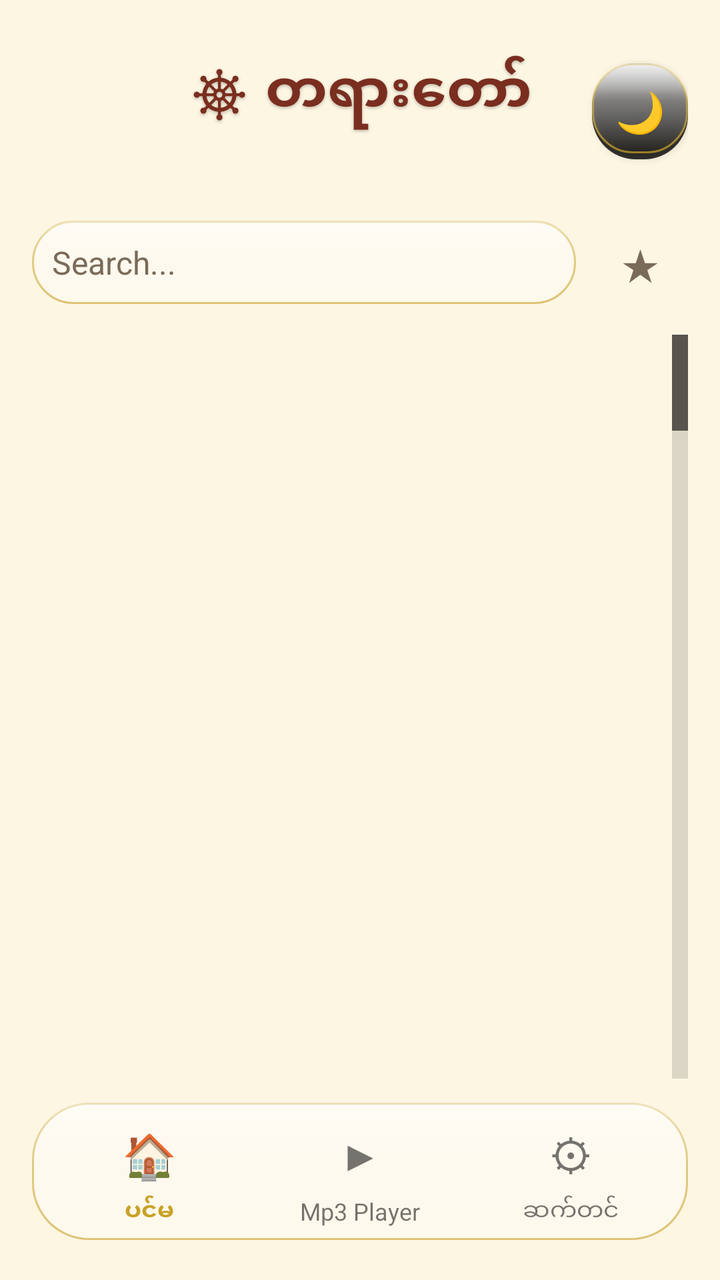
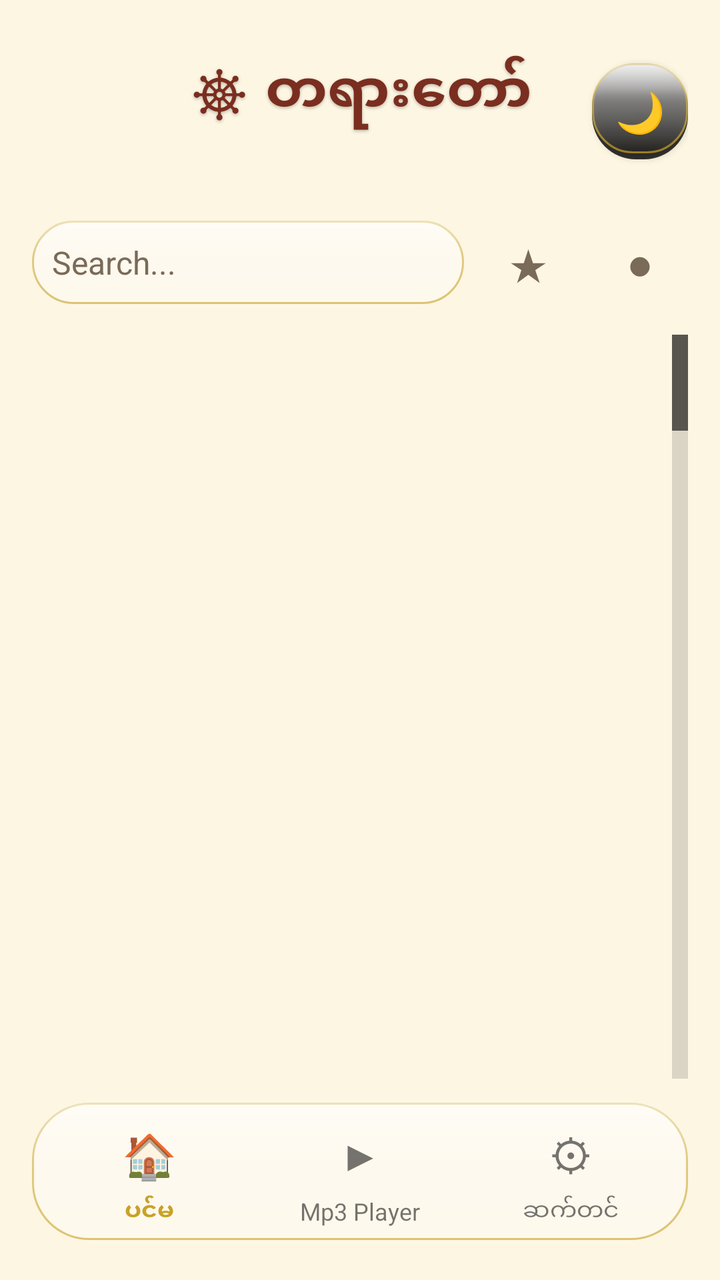

Two renders of the same Android screen: before a commit and after it. Below are the layout's source before the change and the commit's diff.
<!-- AndroidManifest.xml: application theme AppTheme -->
<!-- res/layout/activity_main.xml -->
<?xml version="1.0" encoding="utf-8"?>
<LinearLayout xmlns:android="http://schemas.android.com/apk/res/android"
    android:id="@+id/root"
    android:layout_width="match_parent"
    android:layout_height="match_parent"
    android:background="@color/bg"
    android:orientation="vertical"
    android:padding="16dp">
    <RelativeLayout
        android:layout_width="match_parent"
        android:layout_height="wrap_content">
        <TextView
            android:id="@+id/titleText"
            android:layout_width="wrap_content"
            android:layout_height="wrap_content"
            android:layout_centerHorizontal="true"
            android:text="☸ တရားတော်"
            android:shadowColor="#40000000"
            android:shadowDx="0"
            android:shadowDy="2"
            android:shadowRadius="4"
            android:textColor="@color/maroon"
            android:textSize="28sp"
            android:textStyle="bold" />
        
        <Button
            android:id="@+id/themeToggle"
            android:layout_width="48dp"
            android:layout_height="48dp"
            android:layout_alignParentRight="true"
            android:layout_centerVertical="true"
            android:background="@drawable/glass_icon_3d"
            android:text="🌙"
            android:contentDescription="နေ့/ည ပြောင်းရန်"
            android:textColor="@color/maroon"
            android:textSize="20sp" />
    </RelativeLayout>
    
    <LinearLayout
        android:layout_width="match_parent"
        android:layout_height="wrap_content"
        android:layout_marginTop="12dp"
        android:gravity="center_vertical"
        android:orientation="horizontal">
        <EditText
            android:id="@+id/search"
            android:layout_width="0dp"
            android:layout_height="wrap_content"
            android:layout_weight="1"
            android:background="@drawable/search_bg"
            android:hint="Search..."
            android:padding="10dp"
            android:textColor="@color/ink"
            android:textColorHint="@color/muted"
            android:textSize="16sp" />
        
        <TextView
            android:id="@+id/searchClear"
            android:layout_width="48dp"
            android:layout_height="48dp"
            android:background="@drawable/glass_icon_3d"
            android:gravity="center"
            android:text="✕"
            android:textColor="@color/gold"
            android:textSize="20sp"
            android:visibility="gone" />
        <TextView
            android:id="@+id/favFilterBtn"
            android:layout_width="48dp"
            android:layout_height="48dp"
            android:layout_marginStart="8dp"
            android:background="?android:attr/selectableItemBackgroundBorderless"
            android:gravity="center"
            android:includeFontPadding="false"
            android:text="★"
            android:textColor="@color/muted"
            android:textSize="22sp" />
    </LinearLayout>
    
    <LinearLayout
        android:id="@+id/favShelfWrap"
        android:layout_width="match_parent"
        android:layout_height="wrap_content"
        android:layout_marginTop="12dp"
        android:orientation="vertical"
        android:visibility="gone">
        <TextView
            android:layout_width="wrap_content"
            android:layout_height="wrap_content"
            android:text="★ အကြိုက်ဆုံး ဆရာတော်များ"
            android:textColor="@color/gold"
            android:textSize="14sp"
            android:textStyle="bold" />
        <HorizontalScrollView
            android:layout_width="match_parent"
            android:layout_height="wrap_content"
            android:layout_marginTop="6dp"
            android:scrollbars="none">
            <LinearLayout
                android:id="@+id/favShelf"
                android:layout_width="wrap_content"
                android:layout_height="wrap_content"
                android:orientation="horizontal" />
        </HorizontalScrollView>
    </LinearLayout>
    
    <FrameLayout
        android:layout_width="match_parent"
        android:layout_height="0dp"
        android:layout_marginTop="12dp"
        android:layout_weight="1">
        <GridView
            android:id="@+id/grid"
            android:layout_width="match_parent"
            android:layout_height="match_parent"
            android:fastScrollEnabled="true"
            android:horizontalSpacing="12dp"
            android:numColumns="4"
            android:stretchMode="columnWidth"
            android:verticalSpacing="12dp" />
        <TextView
            android:id="@+id/noResultsText"
            android:layout_width="wrap_content"
            android:layout_height="wrap_content"
            android:layout_gravity="center"
            android:gravity="center"
            android:padding="16dp"
            android:textColor="@color/muted"
            android:textSize="16sp"
            android:visibility="gone" />
    </FrameLayout>
    <LinearLayout
        android:id="@+id/nowStrip"
        android:layout_width="match_parent"
        android:layout_height="wrap_content"
        android:layout_marginTop="12dp"
        android:background="@drawable/nav_glass"
        android:orientation="vertical"
        android:padding="10dp"
        android:visibility="gone">
        <LinearLayout
            android:layout_width="match_parent"
            android:layout_height="wrap_content"
            android:gravity="center_vertical"
            android:orientation="horizontal">
            
            <FrameLayout
                android:id="@+id/nowStripPhotoRing"
                android:layout_width="48dp"
                android:layout_height="48dp"
                android:layout_marginEnd="10dp"
                android:visibility="gone">
                <com.h2h.dhamma.CircleImageView
                    android:id="@+id/nowStripPhoto"
                    android:layout_width="44dp"
                    android:layout_height="44dp"
                    android:layout_gravity="center"
                    android:scaleType="centerCrop"
                    android:transitionName="roomSayadawPhoto" />
            </FrameLayout>
            <LinearLayout
                android:layout_width="0dp"
                android:layout_height="wrap_content"
                android:layout_weight="1"
                android:orientation="vertical">
                <TextView
                    android:id="@+id/nowStripText"
                    android:layout_width="match_parent"
                    android:layout_height="wrap_content"
                    android:ellipsize="end"
                    android:maxLines="1"
                    android:textColor="@color/gold"
                    android:textSize="14sp"
                    android:textStyle="bold" />
                <TextView
                    android:id="@+id/nowStripSub"
                    android:layout_width="match_parent"
                    android:layout_height="wrap_content"
                    android:ellipsize="end"
                    android:maxLines="1"
                    android:textColor="@color/muted"
                    android:textSize="12sp" />
            </LinearLayout>
        </LinearLayout>
        
            <LinearLayout
                android:layout_width="match_parent"
                android:layout_height="wrap_content"
                android:gravity="center_horizontal"
                android:orientation="horizontal">
            <TextView
                android:id="@+id/nowStripPrev"
                android:background="?android:attr/selectableItemBackgroundBorderless"
                android:layout_margin="2dp"
                android:layout_width="48dp"
                android:layout_height="48dp"
                android:gravity="center"
                android:includeFontPadding="false"
                android:text="⏮"
                android:textColor="#FFFFFF"
                android:textSize="24sp" />
            <TextView
                android:id="@+id/nowStripToggle"
                android:background="?android:attr/selectableItemBackgroundBorderless"
                android:layout_margin="2dp"
                android:layout_width="48dp"
                android:layout_height="48dp"
                android:gravity="center"
                android:includeFontPadding="false"
                android:text="▶"
                android:textColor="#FFFFFF"
                android:textSize="24sp" />
            <TextView
                android:id="@+id/nowStripNext"
                android:background="?android:attr/selectableItemBackgroundBorderless"
                android:layout_margin="2dp"
                android:layout_width="48dp"
                android:layout_height="48dp"
                android:gravity="center"
                android:includeFontPadding="false"
                android:text="⏭"
                android:textColor="#FFFFFF"
                android:textSize="24sp" />

            
            
            
            </LinearLayout>
        
        <ProgressBar
            android:id="@+id/nowStripProgress"
            style="?android:attr/progressBarStyleHorizontal"
            android:layout_width="match_parent"
            android:layout_height="4dp"
            android:layout_marginTop="6dp"
            android:max="1000"
            android:progress="0"
            android:progressBackgroundTint="#40C9A227"
            android:progressTint="#C9A227" />
    </LinearLayout>
    <LinearLayout
        android:id="@+id/navBar"
        android:layout_width="match_parent"
        android:layout_height="wrap_content"
        android:background="@drawable/nav_glass"
        android:layout_marginTop="12dp"
        android:layout_marginBottom="4dp"
        android:elevation="8dp"
        android:orientation="horizontal"
        android:padding="6dp">
        <LinearLayout
            android:id="@+id/navMainItem"
            android:layout_width="0dp"
            android:layout_height="wrap_content"
            android:layout_weight="1"
            android:gravity="center"
            android:orientation="vertical">
            
            <TextView
                android:id="@+id/navMainIcon"
                android:layout_width="40dp"
                android:layout_height="40dp"
                android:background="?android:attr/selectableItemBackgroundBorderless"
                android:gravity="center"
                android:text="🏠"
                android:textColor="@color/gold"
                android:textSize="22sp" />
            <TextView
                android:id="@+id/navMainLabel"
                android:layout_width="wrap_content"
                android:layout_height="wrap_content"
                android:text="ပင်မ"
                android:textColor="@color/gold"
                android:textSize="12sp"
                android:textStyle="bold" />
        </LinearLayout>
        <LinearLayout
            android:id="@+id/navPlayerItem"
            android:layout_width="0dp"
            android:layout_height="wrap_content"
            android:layout_weight="1"
            android:gravity="center"
            android:orientation="vertical">
            <TextView
                android:id="@+id/navPlayerIcon"
                android:layout_width="40dp"
                android:layout_height="40dp"
                android:background="?android:attr/selectableItemBackgroundBorderless"
                android:gravity="center"
                android:text="▶"
                android:textSize="22sp" />
            <TextView
                android:id="@+id/navPlayerLabel"
                android:layout_width="wrap_content"
                android:layout_height="wrap_content"
                android:text="Mp3 Player"
                android:textSize="12sp" />
        </LinearLayout>
        <LinearLayout
            android:id="@+id/navSettingsItem"
            android:layout_width="0dp"
            android:layout_height="wrap_content"
            android:layout_weight="1"
            android:gravity="center"
            android:orientation="vertical">
            <TextView
                android:id="@+id/navSettingsIcon"
                android:layout_width="40dp"
                android:layout_height="40dp"
                android:background="?android:attr/selectableItemBackgroundBorderless"
                android:gravity="center"
                android:text="⚙"
                android:textSize="22sp" />
            <TextView
                android:id="@+id/navSettingsLabel"
                android:layout_width="wrap_content"
                android:layout_height="wrap_content"
                android:text="ဆက်တင်"
                android:textSize="12sp" />
        </LinearLayout>
    </LinearLayout>
</LinearLayout>
<!-- resources referenced by this layout -->
<resources>
  <color name="bg">#FDF6E3</color>
  <color name="gold">#C9A227</color>
  <color name="ink">#3B2314</color>
  <color name="maroon">#7A2E1F</color>
  <color name="muted">#7A6A58</color>
  <!-- drawable glass_icon_3d (drawable) -->
  <?xml version="1.0" encoding="utf-8"?>
  <layer-list xmlns:android="http://schemas.android.com/apk/res/android">
      
      <item>
          <shape android:shape="rectangle">
              <solid android:color="#CC000000" />
              <corners android:radius="22dp" />
          </shape>
      </item>
      
      <item android:bottom="3dp">
          <shape android:shape="rectangle">
              <gradient
                  android:angle="270"
                  android:startColor="#CCFFFFFF"
                  android:centerColor="#40FFFFFF"
                  android:centerY="0.42"
                  android:endColor="#33000000"
                  android:type="linear" />
              <stroke android:width="1dp" android:color="#B3C9A227" />
              <corners android:radius="20dp" />
          </shape>
      </item>
      
      <item android:bottom="3dp">
          <shape android:shape="rectangle">
              <gradient
                  android:angle="270"
                  android:startColor="#99FFFFFF"
                  android:centerColor="#33FFFFFF"
                  android:centerY="0.35"
                  android:endColor="#00FFFFFF"
                  android:type="linear" />
              <corners android:radius="20dp" />
          </shape>
      </item>
  </layer-list>
  <!-- drawable nav_glass (drawable) -->
  <?xml version="1.0" encoding="utf-8"?>
  <layer-list xmlns:android="http://schemas.android.com/apk/res/android">
      <item>
          <shape android:shape="rectangle">
              <solid android:color="#59FFFFFF" />
              <stroke android:width="1dp" android:color="#99C9A227" />
              <corners android:radius="28dp" />
          </shape>
      </item>
      <item>
          <shape android:shape="rectangle">
              <gradient android:angle="270" android:startColor="#80FFFFFF" android:centerColor="#1AFFFFFF" android:centerY="0.45" android:endColor="#00FFFFFF" android:type="linear" />
              <corners android:radius="28dp" />
          </shape>
      </item>
  </layer-list>
  <!-- drawable search_bg (drawable) -->
  <?xml version="1.0" encoding="utf-8"?>
  <layer-list xmlns:android="http://schemas.android.com/apk/res/android">
      <item>
          <shape android:shape="rectangle">
              <solid android:color="#59FFFFFF" />
              <stroke android:width="1dp" android:color="#99C9A227" />
              <corners android:radius="28dp" />
          </shape>
      </item>
      <item>
          <shape android:shape="rectangle">
              <gradient android:angle="270" android:startColor="#80FFFFFF" android:centerColor="#1AFFFFFF" android:centerY="0.45" android:endColor="#00FFFFFF" android:type="linear" />
              <corners android:radius="28dp" />
          </shape>
      </item>
  </layer-list>
  <style name="AppTheme" parent="android:Theme.Material.Light.NoActionBar">
          <item name="android:colorPrimary">@color/maroon</item>
          <item name="android:colorPrimaryDark">@color/maroon</item>
          <item name="android:colorAccent">@color/gold</item>
          <item name="android:windowBackground">@color/bg</item>
          <item name="android:textColorPrimary">@color/ink</item>
          
          <item name="android:alertDialogTheme">@style/DhammaAlertDialog</item>
          
          <item name="android:windowContentTransitions">true</item>
      </style>
  <style name="DhammaAlertDialog" parent="@android:style/Theme.Material.Light.Dialog.Alert">
          <item name="android:windowAnimationStyle">@style/DhammaDialogAnimation</item>
      </style>
  <style name="DhammaDialogAnimation">
          <item name="android:windowEnterAnimation">@anim/dlg_in</item>
          <item name="android:windowExitAnimation">@anim/dlg_out</item>
      </style>
</resources>

<!-- the commit's change to res/layout/activity_main.xml (unified diff, before → after) -->
@@ -73,6 +73,18 @@
             android:gravity="center"
             android:includeFontPadding="false"
             android:text="★"
+            android:textColor="@color/muted"
+            android:textSize="22sp" />
+        
+        <TextView
+            android:id="@+id/newFilterBtn"
+            android:layout_width="48dp"
+            android:layout_height="48dp"
+            android:layout_marginStart="8dp"
+            android:background="?android:attr/selectableItemBackgroundBorderless"
+            android:gravity="center"
+            android:includeFontPadding="false"
+            android:text="●"
             android:textColor="@color/muted"
             android:textSize="22sp" />
     </LinearLayout>
